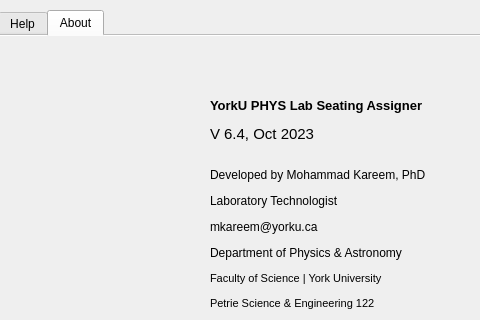
Old version of the form YorkULabSeating.ui in the repository tdgskinner/yorku-phys-lab-seating; both pictures show x 130 to 610 and y 0 to 320 of the 738 by 530 pixel window.
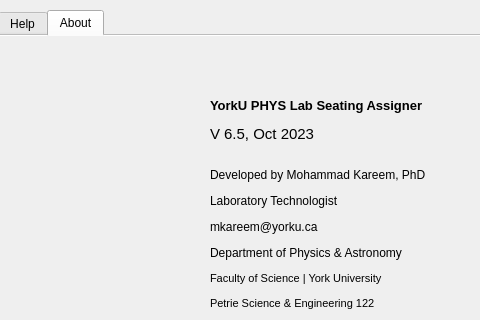
New version of the form. The open tabs and pages were chosen to show the change. Icons and pictures are not drawn.

Commit message: generate comprehensive html

What changed in the file:
```diff
--- a/YorkULabSeating.ui
+++ b/YorkULabSeating.ui
@@ -779,7 +779,7 @@
        </font>
       </property>
       <property name="text">
-       <string>&lt;html&gt;&lt;head/&gt;&lt;body&gt;&lt;p&gt;&lt;span style=&quot; font-size:10pt; font-weight:600;&quot;&gt;YorkU PHYS Lab Seating Assigner&lt;/span&gt;&lt;/p&gt;&lt;p&gt;&lt;span style=&quot; font-size:11pt;&quot;&gt;V 6.4, Oct 2023&lt;/span&gt;&lt;br/&gt;&lt;/p&gt;&lt;p&gt;Developed by Mohammad Kareem, PhD&lt;/p&gt;&lt;p&gt;&lt;span style=&quot; font-family:'Calibri,sans-serif'; color:#000000;&quot;&gt;Laboratory Technologist&lt;/span&gt;&lt;/p&gt;&lt;p&gt;mkareem@yorku.ca&lt;/p&gt;&lt;p&gt;Department of Physics &amp;amp; Astronomy&lt;/p&gt;&lt;p&gt;&lt;span style=&quot; font-size:8.5pt; color:#000000;&quot;&gt;Faculty of Science | &lt;/span&gt;&lt;span style=&quot; font-size:8.5pt; color:#000000; text-transform:uppercase;&quot;&gt;York University&lt;/span&gt;&lt;/p&gt;&lt;p&gt;&lt;span style=&quot; font-size:8.5pt; color:#000000;&quot;&gt;Petrie Science &amp;amp; Engineering 122&lt;/span&gt;&lt;/p&gt;&lt;p&gt;&lt;span style=&quot; font-size:8.5pt; color:#000000;&quot;&gt;4700 Keele Street Toronto ON, Canada M3J 1P3&lt;/span&gt;&lt;/p&gt;&lt;/body&gt;&lt;/html&gt;</string>
+       <string>&lt;html&gt;&lt;head/&gt;&lt;body&gt;&lt;p&gt;&lt;span style=&quot; font-size:10pt; font-weight:600;&quot;&gt;YorkU PHYS Lab Seating Assigner&lt;/span&gt;&lt;/p&gt;&lt;p&gt;&lt;span style=&quot; font-size:11pt;&quot;&gt;V 6.5, Oct 2023&lt;/span&gt;&lt;br/&gt;&lt;/p&gt;&lt;p&gt;Developed by Mohammad Kareem, PhD&lt;/p&gt;&lt;p&gt;&lt;span style=&quot; font-family:'Calibri,sans-serif'; color:#000000;&quot;&gt;Laboratory Technologist&lt;/span&gt;&lt;/p&gt;&lt;p&gt;mkareem@yorku.ca&lt;/p&gt;&lt;p&gt;Department of Physics &amp;amp; Astronomy&lt;/p&gt;&lt;p&gt;&lt;span style=&quot; font-size:8.5pt; color:#000000;&quot;&gt;Faculty of Science | &lt;/span&gt;&lt;span style=&quot; font-size:8.5pt; color:#000000; text-transform:uppercase;&quot;&gt;York University&lt;/span&gt;&lt;/p&gt;&lt;p&gt;&lt;span style=&quot; font-size:8.5pt; color:#000000;&quot;&gt;Petrie Science &amp;amp; Engineering 122&lt;/span&gt;&lt;/p&gt;&lt;p&gt;&lt;span style=&quot; font-size:8.5pt; color:#000000;&quot;&gt;4700 Keele Street Toronto ON, Canada M3J 1P3&lt;/span&gt;&lt;/p&gt;&lt;/body&gt;&lt;/html&gt;</string>
       </property>
      </widget>
      <widget class="QLabel" name="label_9">
```
Left out of the diff: 4 changed lines with no effect on the pictures. The commit also changes 2 other files.
